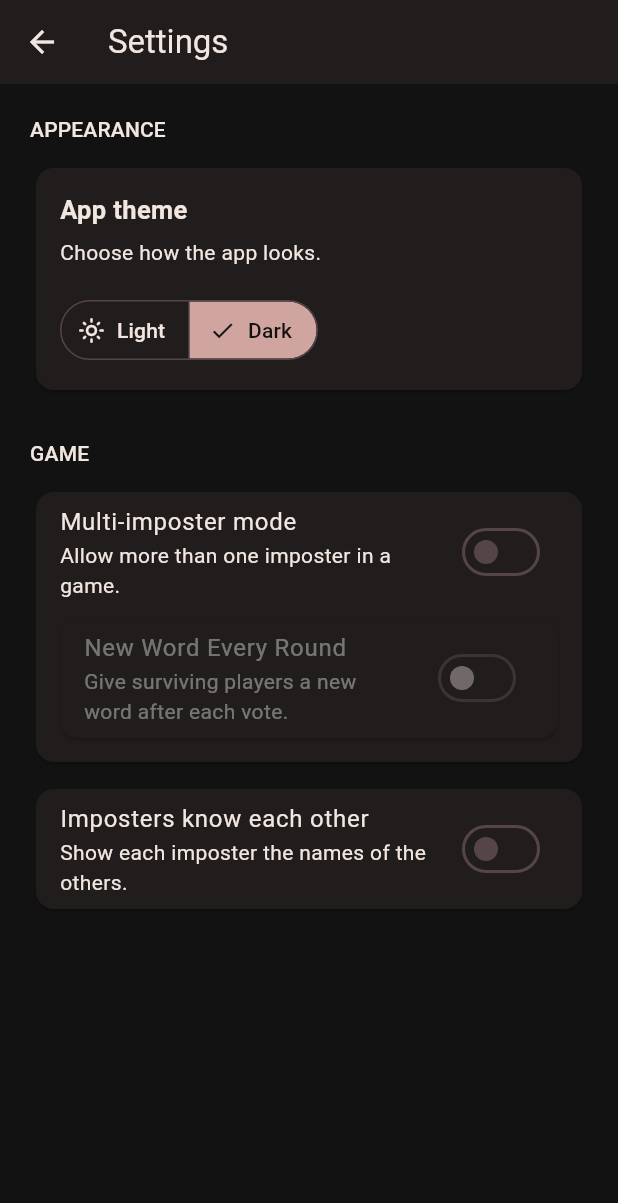
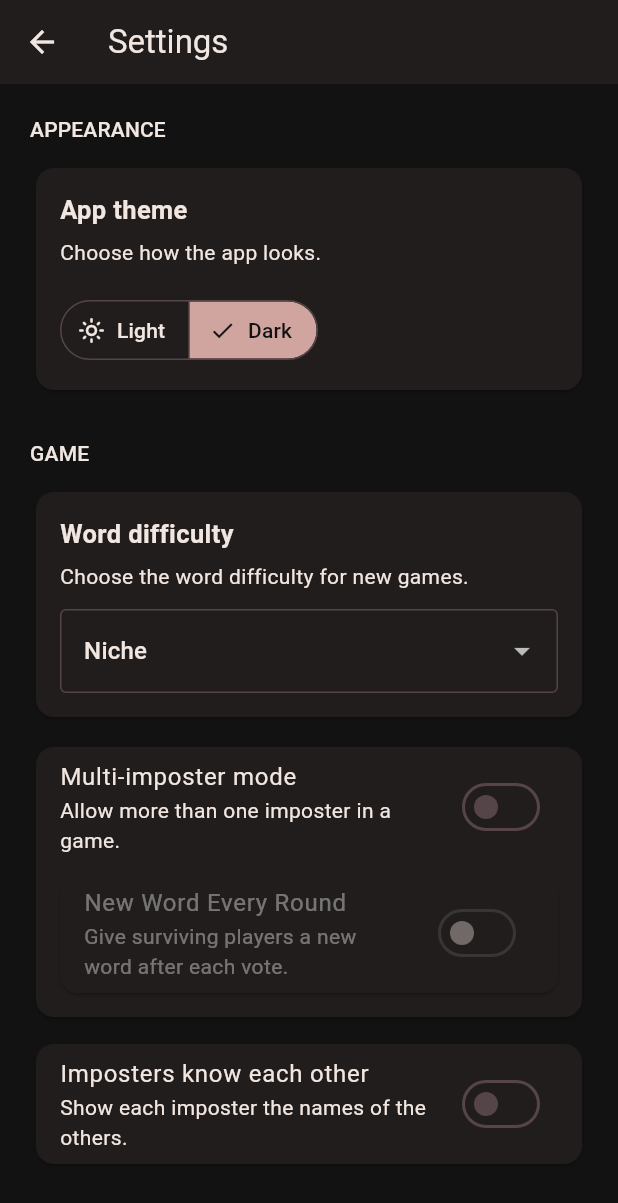
Before and after one commit to Nvrrdream/Imposter, a Flutter app: the screen it shows after launch, item 3 of the bottom bar chosen, on a phone screen of 412 x 824 dp. Shown: the top 1203 px of the screen. Run offline on Flutter 3.47's test engine with Material 3 defaults, Android fonts, the phone set to English and light mode, and no system bars; our stand-ins replace material_ui, shared_preferences.

Commit message:
Move word difficulty selection to settings

```diff
--- a/lib/screens/settings_screen.dart
+++ b/lib/screens/settings_screen.dart
@@ -1,5 +1,7 @@
 import 'package:material_ui/material_ui.dart';
 import 'package:shared_preferences/shared_preferences.dart';
+
+import '../models/word_entry.dart';
 
 class SettingsScreen extends StatefulWidget {
   const SettingsScreen({
@@ -19,6 +21,7 @@ class _SettingsScreenState extends State<SettingsScreen> {
   bool _multiImposterMode = false;
   bool _impostersKnowEachOther = false;
   bool _newWordEveryRound = false;
+  WordDifficulty _difficulty = WordDifficulty.medium;
   bool _isPreferenceLoaded = false;
 
   @override
@@ -38,7 +41,10 @@ class _SettingsScreenState extends State<SettingsScreen> {
           preferences.getBool('imposters_know_each_other') ?? false;
       _newWordEveryRound =
           preferences.getBool('new_word_every_round') ?? false;
-      _isPreferenceLoaded = true;
+      _difficulty = WordDifficulty.values.firstWhere(
+        (difficulty) => difficulty.name == preferences.getString('word_difficulty'),
+        orElse: () => WordDifficulty.medium,
+      );      _isPreferenceLoaded = true;
     });
   }
 
@@ -69,6 +75,14 @@ class _SettingsScreenState extends State<SettingsScreen> {
     await preferences.setBool('new_word_every_round', value);
   }
 
+  Future<void> _setDifficulty(WordDifficulty value) async {
+    setState(() {
+      _difficulty = value;
+    });
+
+    final preferences = await SharedPreferences.getInstance();
+    await preferences.setString('word_difficulty', value.name);
+  }
   @override
   Widget build(BuildContext context) {
     return Scaffold(
@@ -119,6 +133,52 @@ class _SettingsScreenState extends State<SettingsScreen> {
           Text('GAME', style: Theme.of(context).textTheme.labelLarge),
           const SizedBox(height: 12),
           Card(
+            child: Padding(
+              padding: const EdgeInsets.all(16),
+              child: Column(
+                crossAxisAlignment: CrossAxisAlignment.start,
+                children: [
+                  const Text(
+                    'Word difficulty',
+                    style: TextStyle(fontSize: 17, fontWeight: FontWeight.w700),
+                  ),
+                  const SizedBox(height: 6),
+                  Text(
+                    'Choose the word difficulty for new games.',
+                    style: Theme.of(context).textTheme.bodyMedium,
+                  ),
+                  const SizedBox(height: 12),
+                  DropdownButtonFormField<WordDifficulty>(
+                    initialValue: _difficulty,
+                    decoration: const InputDecoration(
+                      border: OutlineInputBorder(),
+                    ),
+                    items: const [
+                      DropdownMenuItem(
+                        value: WordDifficulty.easy,
+                        child: Text('Kunal Edition'),
+                      ),
+                      DropdownMenuItem(
+                        value: WordDifficulty.medium,
+                        child: Text('Niche'),
+                      ),
+                      DropdownMenuItem(
+                        value: WordDifficulty.hard,
+                        child: Text('EliteBall'),
+                      ),
+                    ],
+                    onChanged: _isPreferenceLoaded
+                        ? (value) {
+                            if (value != null) _setDifficulty(value);
+                          }
+                        : null,
+                  ),
+                ],
+              ),
+            ),
+          ),
+          const SizedBox(height: 12),
+          Card(
             child: Column(
               children: [
                 SwitchListTile(
```
Also changed, not shown: lib/screens/player_setup_screen.dart (+4 -49 lines).
